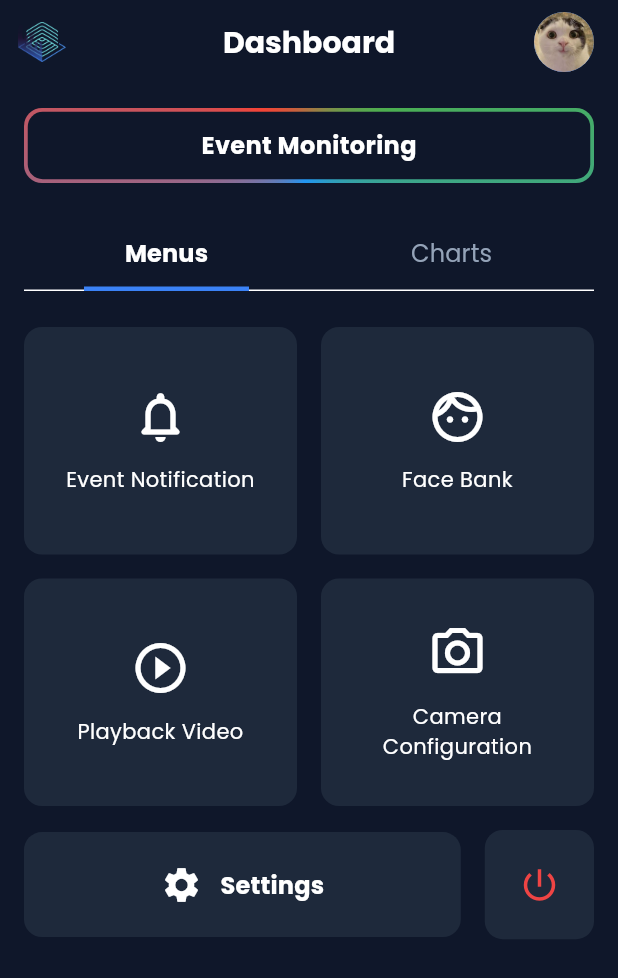
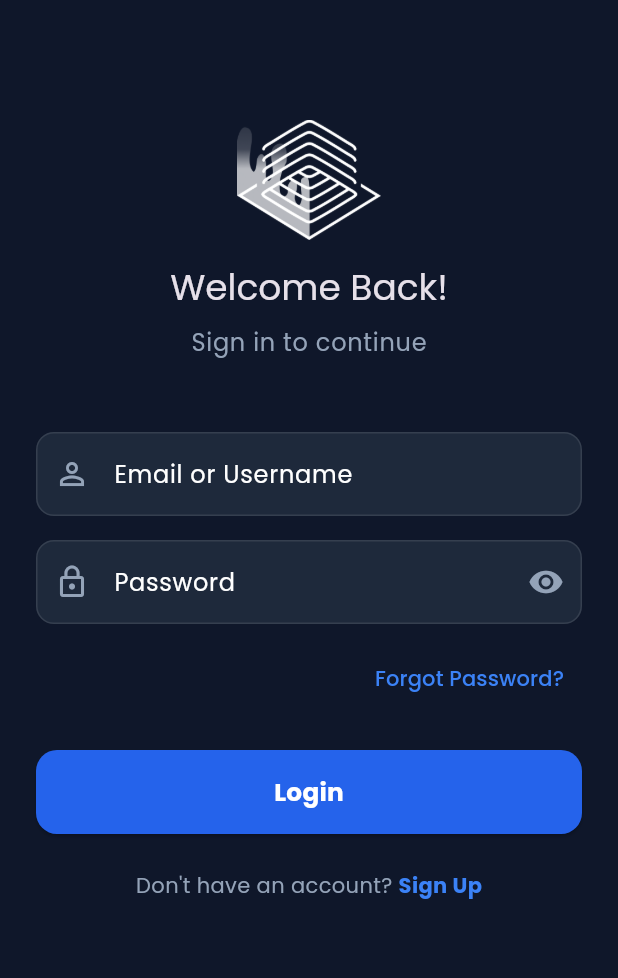
Before and after one commit to IvanRifki/monitoring_app, a Flutter app: the screen it shows after launch, on a phone screen of 412 x 824 dp. Shown: the top 978 px of the screen. Run offline on Flutter 3.47's test engine with Material 3 defaults, Android fonts, the phone set to English and light mode, and no system bars; our stand-ins replace chewie, file_picker, fl_chart, shared_preferences, video_player.

Commit message:
add login page

```diff
--- /dev/null
+++ b/lib/features/auth/pages/login_page.dart
@@ -0,0 +1,229 @@
+// lib/features/auth/pages/login_page.dart
+import 'package:flutter/material.dart';
+import 'package:monitoring_app/features/dashboard/screens/dashboard_screen.dart';
+import 'package:shared_preferences/shared_preferences.dart';
+import 'package:monitoring_app/shared/constants/app_colors.dart';
+
+class LoginPage extends StatefulWidget {
+  static const route = '/login';
+  const LoginPage({super.key});
+
+  @override
+  State<LoginPage> createState() => _LoginPageState();
+}
+
+class _LoginPageState extends State<LoginPage> {
+  final _emailController = TextEditingController();
+  final _passwordController = TextEditingController();
+  bool _isPasswordVisible = false;
+
+  @override
+  void dispose() {
+    _emailController.dispose();
+    _passwordController.dispose();
+    super.dispose();
+  }
+
+  Future<void> _login() async {
+    final email = _emailController.text;
+    final password = _passwordController.text;
+
+    // Ujicoba dengan user & pass yang ditentukan
+    if (email == 'admin@example.com' && password == 'admin123') {
+      // 1. Simpan status login
+      final prefs = await SharedPreferences.getInstance();
+      await prefs.setBool('isLoggedIn', true);
+
+      // 2. Navigasi ke Dashboard dan hapus halaman login dari tumpukan
+      if (mounted) {
+        Navigator.of(context).pushReplacementNamed(DashboardScreen.route);
+      }
+    } else {
+      if (mounted) {
+        ScaffoldMessenger.of(context).showSnackBar(
+          const SnackBar(content: Text('Email atau password salah.')),
+        );
+      }
+    }
+  }
+
+  @override
+  Widget build(BuildContext context) {
+    return Scaffold(
+      appBar: AppBar(
+        title: const Text(''), // Kosongkan title agar header bersih
+        elevation: 0, // Hilangkan bayangan
+        backgroundColor: Colors.transparent, // Buat transparan
+      ),
+      body: SingleChildScrollView(
+        padding: const EdgeInsets.all(24.0),
+        child: Column(
+          crossAxisAlignment:
+              CrossAxisAlignment.stretch, // Agar tombol bisa full-width
+          children: [
+            // Header dengan Logo
+            _buildHeader(context),
+            const SizedBox(height: 48),
+
+            // Form Input
+            _buildTextField(
+              controller: _emailController,
+              hintText: 'Email or Username',
+              icon: Icons.person_outline,
+            ),
+            const SizedBox(height: 16),
+            _buildTextField(
+                controller: _passwordController,
+                hintText: 'Password',
+                icon: Icons.lock_outline,
+                isPassword: true,
+                isPasswordVisible: _isPasswordVisible,
+                onVisibilityToggle: () {
+                  setState(() {
+                    _isPasswordVisible = !_isPasswordVisible;
+                  });
+                }),
+            const SizedBox(height: 12),
+
+            // Lupa Password
+            Align(
+              alignment: Alignment.centerRight,
+              child: TextButton(
+                onPressed: () {
+                  // TODO: Navigasi ke halaman lupa password
+                },
+                child: const Text(
+                  'Forgot Password?',
+                  style: TextStyle(color: kAccentBlue),
+                ),
+              ),
+            ),
+            const SizedBox(height: 24),
+
+            // Tombol Login
+            _buildLoginButton(),
+            const SizedBox(height: 24),
+
+            // Opsi Daftar
+            _buildSignUpOption(context),
+          ],
+        ),
+      ),
+    );
+  }
+
+  Widget _buildHeader(BuildContext context) {
+    return Column(
+      children: [
+        // Menggunakan logo aplikasi dari assets
+        Image.asset(
+          'assets/tbilogo.png',
+          height: 80,
+          color: kPrimaryTextColor,
+        ),
+        const SizedBox(height: 16),
+        Text(
+          'Welcome Back!',
+          style: Theme.of(context).textTheme.headlineSmall,
+        ),
+        const SizedBox(height: 8),
+        Text(
+          'Sign in to continue',
+          style: Theme.of(context)
+              .textTheme
+              .bodyLarge
+              ?.copyWith(color: kSecondaryTextColor),
+        ),
+      ],
+    );
+  }
+
+  Widget _buildTextField({
+    required TextEditingController controller,
+    required String hintText,
+    required IconData icon,
+    bool isPassword = false,
+    bool isPasswordVisible = false,
+    VoidCallback? onVisibilityToggle,
+  }) {
+    // Gaya input field ini sudah konsisten dengan tema aplikasi
+    return TextField(
+      controller: controller,
+      obscureText: isPassword && !isPasswordVisible,
+      decoration: InputDecoration(
+        hintText: hintText,
+        prefixIcon: Icon(icon, color: kSecondaryTextColor),
+        suffixIcon: isPassword
+            ? IconButton(
+                icon: Icon(
+                  isPasswordVisible ? Icons.visibility_off : Icons.visibility,
+                  color: kSecondaryTextColor,
+                ),
+                onPressed: onVisibilityToggle,
+              )
+            : null,
+        // Menggunakan gaya border yang sama seperti di halaman lain
+        border: OutlineInputBorder(
+          borderRadius: BorderRadius.circular(12),
+          borderSide: const BorderSide(color: kCardColor),
+        ),
+        enabledBorder: OutlineInputBorder(
+          borderRadius: BorderRadius.circular(12),
+          borderSide: BorderSide(color: Colors.white.withOpacity(0.1)),
+        ),
+        filled: true,
+        fillColor: kCardColor,
+      ),
+    );
+  }
+
+  Widget _buildLoginButton() {
+    // Tombol ini dibuat mirip dengan _DeleteBarButton di playback_detail_page.dart
+    return SizedBox(
+      // Bungkus dengan SizedBox agar bisa set tinggi
+      height: 56,
+      child: ElevatedButton(
+        onPressed: _login,
+        style: ElevatedButton.styleFrom(
+          backgroundColor: const Color(0xFF2563EB), // blue-600
+          foregroundColor: Colors.white,
+          shape: RoundedRectangleBorder(
+            borderRadius: BorderRadius.circular(14),
+          ),
+        ),
+        child: const Text(
+          'Login',
+          style: TextStyle(
+            fontSize: 16.5,
+            fontWeight: FontWeight.w800,
+            letterSpacing: .2,
+          ),
+        ),
+      ),
+    );
+  }
+
+  Widget _buildSignUpOption(BuildContext context) {
+    return Row(
+      mainAxisAlignment: MainAxisAlignment.center,
+      children: [
+        Text(
+          "Don't have an account? ",
+          style: TextStyle(color: kSecondaryTextColor),
+        ), // Spasi setelah tanda tanya
+        GestureDetector(
+          onTap: () {
+            // TODO: Navigasi ke halaman sign up
+          },
+          child: const Text(
+            'Sign Up',
+            style: TextStyle(
+              color: kAccentBlue,
+              fontWeight: FontWeight.bold,
+            ),
+          ),
+        ),
+      ],
+    );
+  }
+}
--- a/lib/features/dashboard/screens/dashboard_screen.dart
+++ b/lib/features/dashboard/screens/dashboard_screen.dart
@@ -5,6 +5,9 @@ import 'package:monitoring_app/features/dashboard/widgets/animated_gradient_butt
 
 class DashboardScreen extends StatelessWidget {
   const DashboardScreen({super.key});
+
+  // Definisikan route name agar bisa dipanggil dari mana saja
+  static const route = '/dashboard';
 
   @override
   Widget build(BuildContext context) {
@@ -20,14 +23,13 @@ class DashboardScreen extends StatelessWidget {
           title: const Text('Dashboard'),
           centerTitle: true,
           actions: const [
+            // Avatar pengguna, tanpa dropdown
             Padding(
               padding: EdgeInsets.only(right: 16.0),
               child: CircleAvatar(
-                  // Ganti dengan avatar
-                  backgroundImage:
-                      // NetworkImage('https://i.imgur.com/OzA13uG.png'),
-                      AssetImage('assets/avatar.png')),
-            ),
+                backgroundImage: AssetImage('assets/avatar.png'),
+              ),
+            )
           ],
         ),
         body: Padding(
@@ -49,7 +51,7 @@ class DashboardScreen extends StatelessWidget {
                   children: [
                     // Panggil widget Tab dari file terpisah
                     MenuTab(),
-                    ChartsTab(),
+                    const ChartsTab(),
                   ],
                 ),
               ),
--- a/lib/features/playback/pages/playback_detail_page.dart
+++ b/lib/features/playback/pages/playback_detail_page.dart
@@ -216,7 +216,7 @@ class _PlaybackDetailPageState extends State<PlaybackDetailPage> {
 
     final Color bg = base.withOpacity(.42);
     final Color border = base;
-    final Color fg = Colors.white;
+    const Color fg = Colors.white;
 
     final String label =
     isDone ? 'Done' : (isProc ? 'Process' : _titleCase(status));
--- a/lib/features/playback/widgets/detected_person_card.dart
+++ b/lib/features/playback/widgets/detected_person_card.dart
@@ -26,7 +26,7 @@ class DetectedPersonCard extends StatelessWidget {
         : const Color(0xFF607D8B)); // blueGrey 500 (fallback)
 
     final Color labelBg   = labelBase.withOpacity(.42);
-    final Color labelText = Colors.white;
+    const Color labelText = Colors.white;
 
     // warna similarity
     final int sim = person.confidence;
--- a/lib/features/playback/widgets/status_badge.dart
+++ b/lib/features/playback/widgets/status_badge.dart
@@ -40,7 +40,7 @@ class StatusBadge extends StatelessWidget {
     final Color bg = base.withOpacity(bgOpacity);
     final Color border = base;
     // Agar selalu terbaca di dark UI, pakai teks putih
-    final Color fg = Colors.white;
+    const Color fg = Colors.white;
 
     // Sizing berbasis dense + scale
     final double basePadV = dense ? 3.0 : 7.0;
--- a/lib/main.dart
+++ b/lib/main.dart
@@ -1,5 +1,7 @@
 // lib/main.dart
 import 'package:flutter/material.dart';
+import 'package:monitoring_app/features/auth/pages/auth_check_screen.dart';
+import 'package:monitoring_app/features/auth/pages/login_page.dart';
 import 'package:monitoring_app/shared/theme/app_theme.dart';
 import 'package:monitoring_app/features/dashboard/screens/dashboard_screen.dart';
 
@@ -9,6 +11,7 @@ import 'package:monitoring_app/features/playback/pages/playback_list_page.dart';
 import 'package:monitoring_app/features/playback/pages/playback_detail_page.dart';
 
 void main() {
+  // Jalankan aplikasi dengan MyApp sebagai root
   runApp(const MyApp());
 }
 
@@ -21,10 +24,13 @@ class MyApp extends StatelessWidget {
       title: 'Monitoring Dashboard',
       debugShowCheckedModeBanner: false,
       theme: AppTheme.darkTheme,
-      home: const DashboardScreen(),
+      // Halaman awal selalu AuthCheckScreen, yang akan mengarahkan ke halaman yang benar.
+      home: const AuthCheckScreen(),
 
       // === routes global (pakai constant dari page) ===
       routes: {
+        LoginPage.route: (_) => const LoginPage(),
+        DashboardScreen.route: (_) => const DashboardScreen(),
         PlaybackListPage.route: (_) => const PlaybackListPage(),
         PlaybackDetailPage.route: (ctx) {
           final item = ModalRoute.of(ctx)!.settings.arguments as PlaybackItem;
--- a/pubspec.yaml
+++ b/pubspec.yaml
@@ -36,6 +36,7 @@ dependencies:
   # Use with the CupertinoIcons class for iOS style icons.
   cupertino_icons: ^1.0.8
   fl_chart: 0.68.0
+  shared_preferences: ^2.2.3 # <-- Tambahkan ini
 
   # ==== Playback Video ====
   video_player: ^2.8.6     # player engine
```
Also changed, not shown: lib/features/auth/pages/auth_check_screen.dart (added, +41 -0 lines), lib/features/dashboard/tabs/menu_tab.dart (+18 -8 lines), lib/features/playback/pages/playback_list_page.dart (+5 -5 lines), pubspec.lock, 4 other files.
